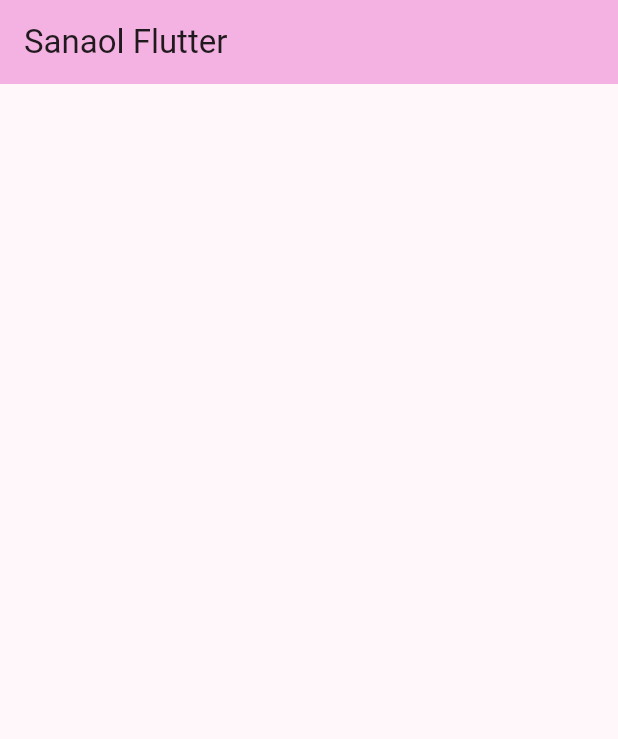
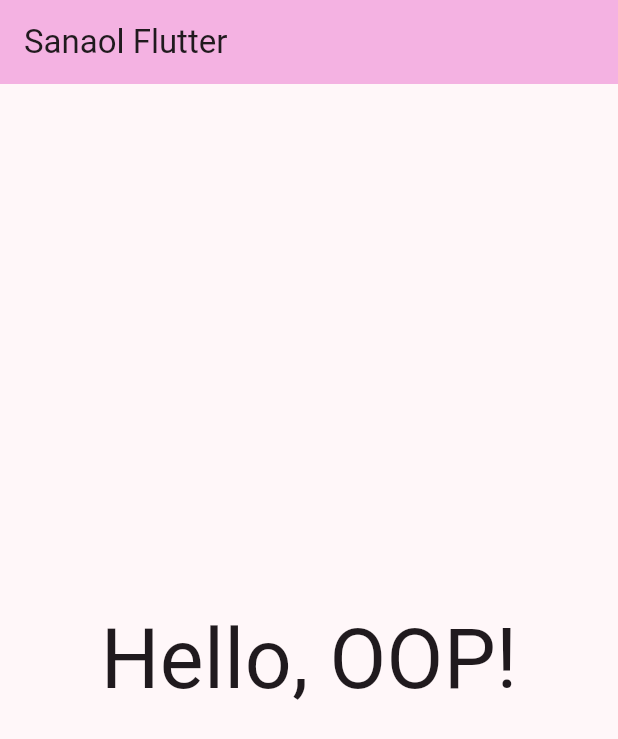
Before and after one commit to Shiel-Hambhorgaur/my_oop_apphehe, a Flutter app: the screen it shows after launch, on a phone screen of 412 x 824 dp. Shown: the top 739 px of the screen. Run offline on Flutter 3.47's test engine with Material 3 defaults, Android fonts, the phone set to English and light mode, and no system bars.

Commit message:
feat(main.dart): add Hello, OOP! centered text

```diff
--- a/lib/main.dart
+++ b/lib/main.dart
@@ -73,9 +73,14 @@ class _MyHomePageState extends State<MyHomePage> {
         // the App.build method, and use it to set our appbar title.
         title: Text(widget.title),
       ),
-      body:
+      body: Center(
+  child: Text(
+	'Hello, OOP!',
+	style: TextStyle(fontSize: 55),
+  ),
+)
 
-        Scaffold());
+      );
 
   }
 }
```
